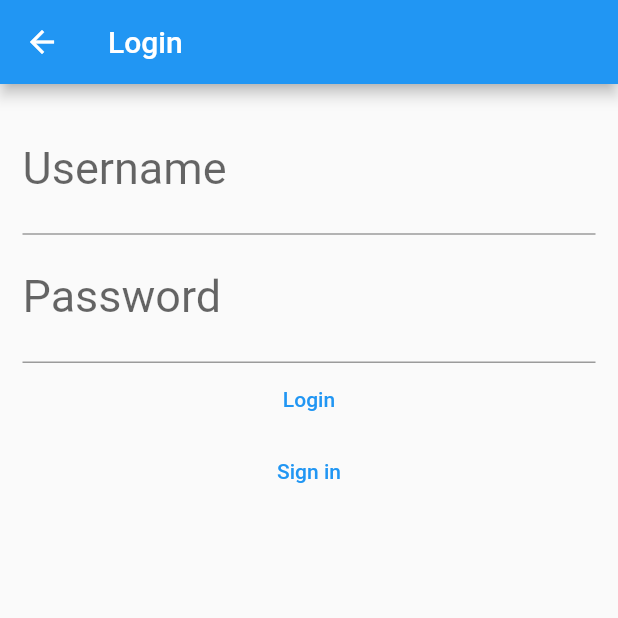
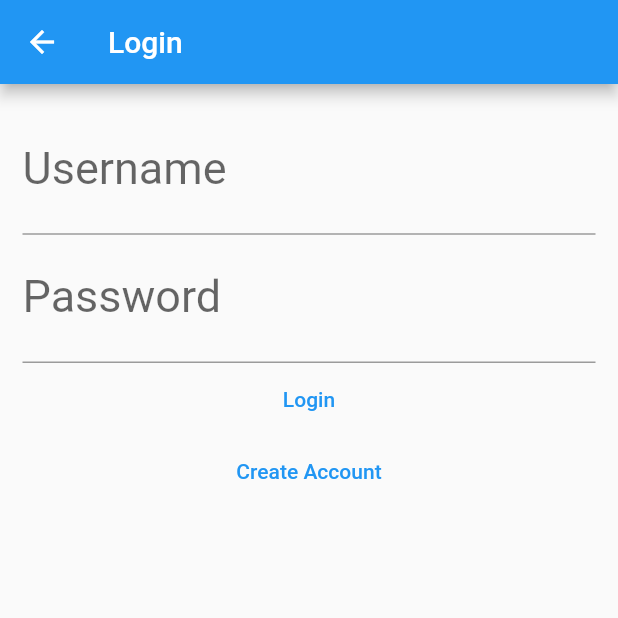
Before and after one commit to CSCI4100U/course-project-btd6, a Flutter app: the LoginPage screen opened directly, on a phone screen of 412 x 824 dp, the top half of it. Run offline on Flutter 3.47's test engine with Material 2 defaults, Android fonts, the phone set to English and light mode, and no system bars; our stand-ins replace cloud_firestore, delayed_display, firebase_core, flutter_local_notifications, flutter_map, geocoding and 6 more; missing offline and left inert: dart:ffi; accounts and stored records are empty.

Commit message:
pushing account creation page and added comments to login page

```diff
--- a/group_project/lib/loginPage.dart
+++ b/group_project/lib/loginPage.dart
@@ -16,7 +16,6 @@ class _LoginPageState extends State<LoginPage> {
     return Scaffold(
         appBar: AppBar(
           title: const Text("Login", style: TextStyle(color: Colors.white),),
-
         ),
         body: Container(
           padding: const EdgeInsets.all(15),
@@ -45,17 +44,18 @@ class _LoginPageState extends State<LoginPage> {
               TextButton(
                 onPressed: () { },
                 child: const Text('Login'),
+                //check sqLite if userName and password match
+                //if they do, go to main map page
+                //if they dont, maybe add snack bar thing saying its wrong
               ),
               TextButton(
                 onPressed: () { },
-                child: const Text('Sign in'),
+                child: const Text('Create Account'),
+                //go to account creation page using navigator
               ),
-
             ],
           ),
         ),
-
-
     );
   }
 
```
Also changed, not shown: group_project/lib/accountCreationPage.dart (renamed from accountPage.dart, +5 -2 lines).
